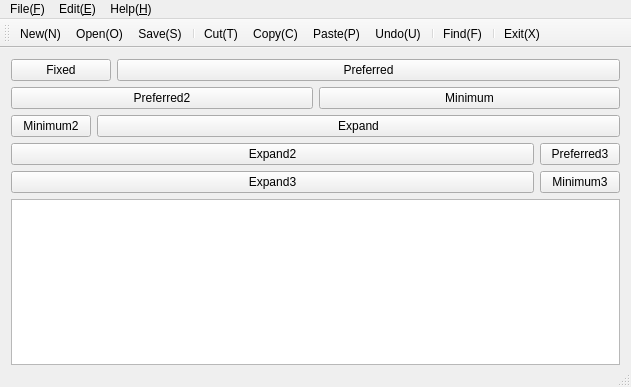
youdeshan/material, file qt/samples/src/mainwindow.ui: the form before one commit.
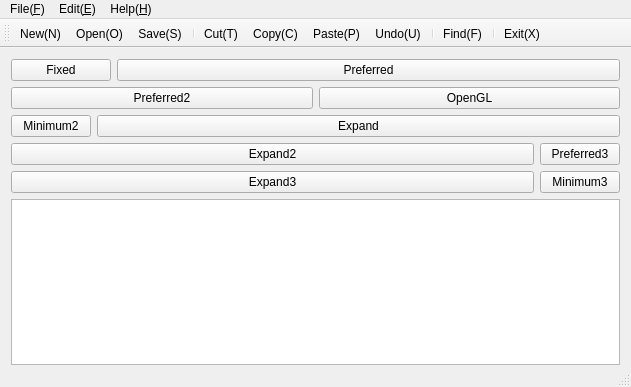
The form after the commit. Icons and pictures are not drawn.

Commit message: gl window

```diff
--- a/qt/samples/src/mainwindow.ui
+++ b/qt/samples/src/mainwindow.ui
@@ -90,7 +90,7 @@
          </sizepolicy>
         </property>
         <property name="text">
-         <string>Minimum</string>
+         <string>OpenGL</string>
         </property>
        </widget>
       </item>
```
Left out of the diff: 6 changed lines with no effect on the pictures. The commit also changes 3 other files.
